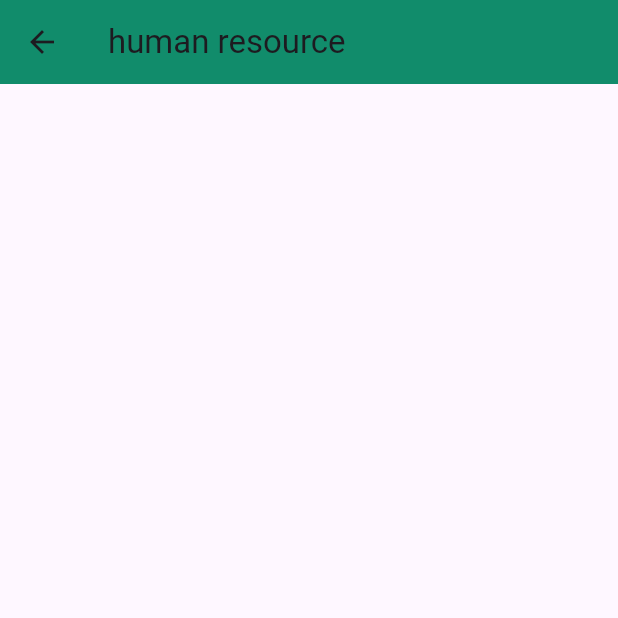
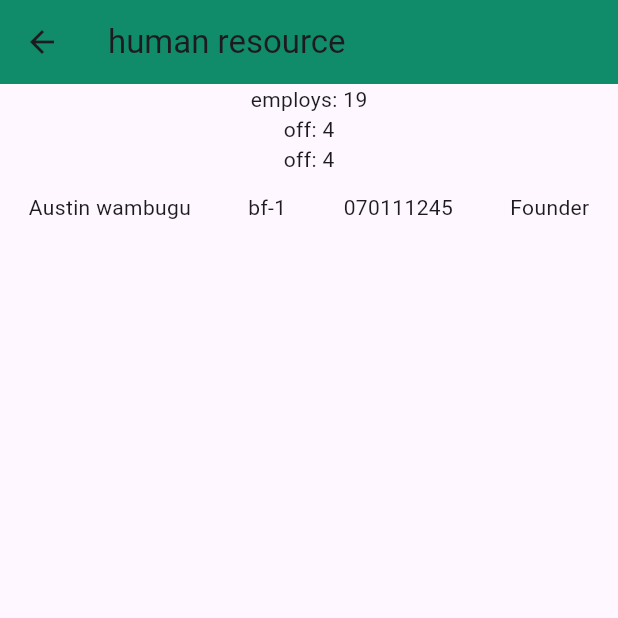
Before and after one commit to austinwam/atimucms, a Flutter app: the Hrpage screen opened directly, on a phone screen of 412 x 824 dp, the top half of it. Run offline on Flutter 3.47's test engine with Material 3 defaults, Android fonts, the phone set to English and light mode, and no system bars; our stand-ins replace bot_toast, flutter_animate, gap, responsive_sizer, sembast, sembast_web and 1 more; missing offline and left inert: statistics; accounts and stored records are empty; network calls fail.

Commit message:
hr design

```diff
--- a/frontend/lib/screens/hr/hrhome.dart
+++ b/frontend/lib/screens/hr/hrhome.dart
@@ -1,4 +1,5 @@
 import 'package:flutter/material.dart';
+import 'package:gap/gap.dart';
 
 class Hrpage extends StatelessWidget {
   const Hrpage({super.key});
@@ -9,6 +10,21 @@ class Hrpage extends StatelessWidget {
       appBar: AppBar(
         title: const Text("human resource"),
       ),
+      body: const Column(children: [
+        Text("employs: 19"),
+        Text("off: 4"),
+        Text("off: 4"),
+        Gap(12),
+        Row(
+          mainAxisAlignment: MainAxisAlignment.spaceAround,
+          children: [
+            Text("Austin wambugu"),
+            Text("bf-1"),
+            Text("070111245"),
+            Text("Founder"),
+          ],
+        )
+      ]),
     );
   }
 }
```
